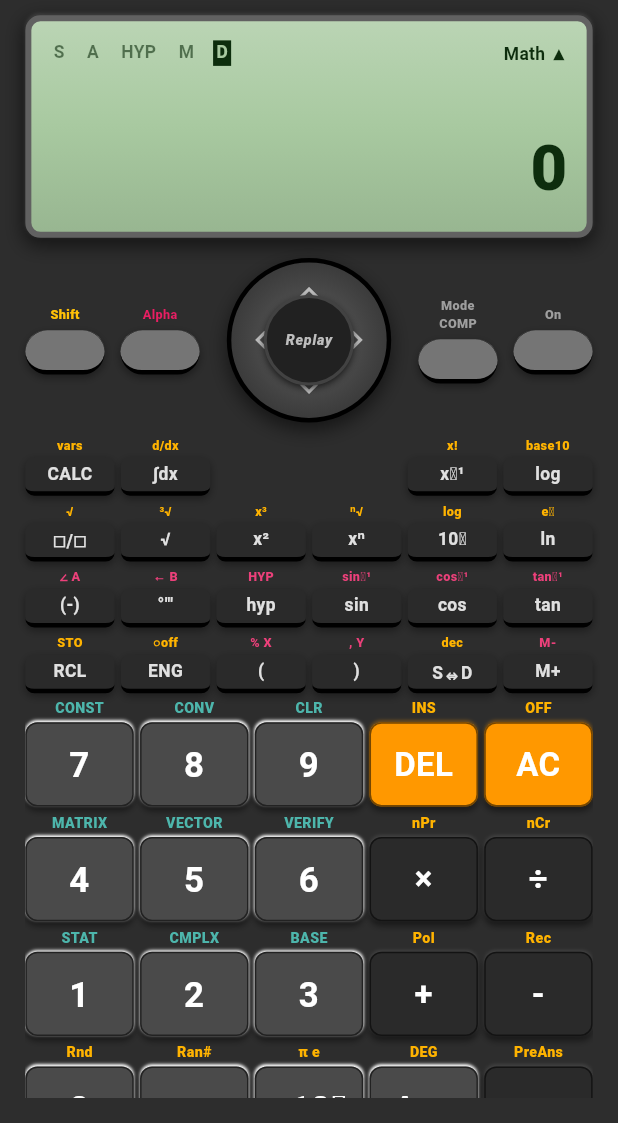
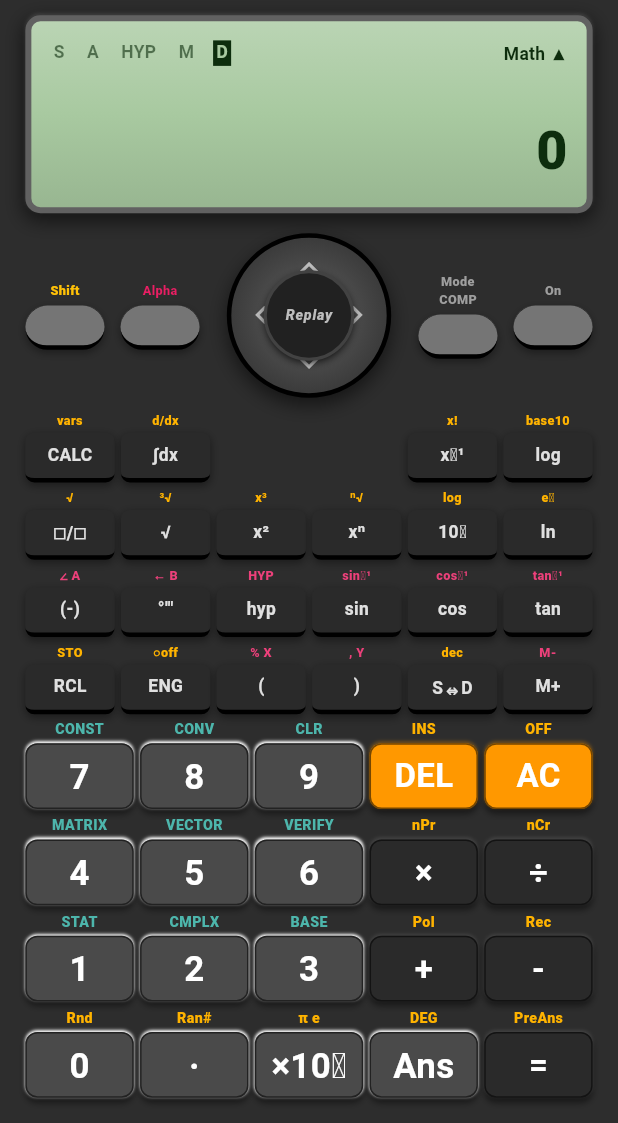
Before and after one commit to nischalstha-ns/scientific-calculator-for-mobile-with-flutter, a Flutter app: the screen it shows after launch, on a phone screen of 412 x 824 dp, the part 113-1236 px from its top. Run offline on Flutter 3.47's test engine with Material 3 defaults, Android fonts, the phone set to English and light mode, and no system bars; our stand-ins replace audioplayers, math_expressions, shared_preferences.

Commit message:
v1.4.0: fully responsive UI — constraint-fitted grids, no button clipping on any screen

```diff
--- a/lib/calculator_screen.dart
+++ b/lib/calculator_screen.dart
@@ -325,7 +325,7 @@ class _CalculatorScreenState extends State<CalculatorScreen>
             final vScale = (h / 780).clamp(0.80, 1.30);
 
             // Proportional heights replace hardcoded values
-            final displayH = (h * 0.18).clamp(120.0, 220.0);
+            final displayH = (h * 0.16).clamp(100.0, 200.0);
             final controlH = (h * 0.14).clamp(96.0, 150.0);
             final dPadSize = (controlH * 0.95).clamp(80.0, 130.0);
             final outerPad = (16 * scale).clamp(10.0, 22.0);
@@ -343,10 +343,32 @@ class _CalculatorScreenState extends State<CalculatorScreen>
                   SizedBox(height: gapL),
                   _buildControlSection(controlH, dPadSize, scale),
                   SizedBox(height: gapM),
-                  _buildFunctionGrid(btnDark, scale, vScale),
+                  // Scientific function grid: flex-sized with cells
+                  // computed from the real constraints — always fully
+                  // visible, never clipped, on any screen size.
+                  Expanded(
+                    flex: 4,
+                    child: _fitGrid(
+                      cols: 6,
+                      rows: 4,
+                      scale: scale,
+                      vScale: vScale,
+                      children: _functionButtons(btnDark, scale),
+                    ),
+                  ),
                   SizedBox(height: gapS),
+                  // Numeric keypad: same treatment — the bottom row and
+                  // the equals key always fit on screen.
                   Expanded(
-                       child: _buildKeypad(btnNum, btnDark, scale, vScale)),
+                    flex: 5,
+                    child: _fitGrid(
+                      cols: 5,
+                      rows: 4,
+                      scale: scale,
+                      vScale: vScale,
+                      children: _keypadButtons(btnNum, btnDark, scale),
+                    ),
+                  ),
                 ],
               ),
             );
@@ -565,9 +587,12 @@ class _CalculatorScreenState extends State<CalculatorScreen>
                       fontWeight: FontWeight.bold)),
             ],
           ),
-          const Spacer(),
-          // Expression line — auto-shrink with FittedBox
-          SizedBox(
+          // Expression + result share the remaining display height via
+          // Expanded, so their FittedBoxes get bounded constraints and the
+          // text truly scales down instead of overflowing.
+          Expanded(
+            flex: 3,
+            child: SizedBox(
               width: double.infinity,
               child: FittedBox(
                 fit: BoxFit.scaleDown,
@@ -584,9 +609,10 @@ class _CalculatorScreenState extends State<CalculatorScreen>
                 ),
               ),
             ),
-          SizedBox(height: 4 * scale),
-          // Result line — auto-shrink
-          SizedBox(
+          ),
+          Expanded(
+            flex: 5,
+            child: SizedBox(
               width: double.infinity,
               child: FittedBox(
                 fit: BoxFit.scaleDown,
@@ -600,6 +626,7 @@ class _CalculatorScreenState extends State<CalculatorScreen>
                     letterSpacing: 0.5,
                   ),
                   maxLines: 1,
+                ),
               ),
             ),
           ),
@@ -758,15 +785,45 @@ class _CalculatorScreenState extends State<CalculatorScreen>
   }
 
   // ── Function Grid (6 cols × 4 rows) ────────────────────────
-  Widget _buildFunctionGrid(Color btnDark, double scale, double vScale) {
+  /// Responsive grid that always fits its [Expanded] area exactly.
+  ///
+  /// Instead of a fixed childAspectRatio (which clips the bottom row on
+  /// short screens and wastes space on tall ones), the cell aspect ratio
+  /// is computed from the real layout constraints, so every button is
+  /// fully visible on any mobile screen — no clipping, no overflow,
+  /// no scrolling needed.
+  Widget _fitGrid({
+    required int cols,
+    required int rows,
+    required double scale,
+    required double vScale,
+    required List<Widget> children,
+  }) {
+    return LayoutBuilder(
+      builder: (context, constraints) {
+        final spacingH = 4 * scale;
+        final spacingV = 4 * vScale;
+        final cellW =
+            (constraints.maxWidth - spacingH * (cols - 1)) / cols;
+        final cellH =
+            (constraints.maxHeight - spacingV * (rows - 1)) / rows;
+        // Guard against degenerate (zero-size) constraints.
+        final aspect =
+            (cellH <= 0 ? 1.0 : (cellW / cellH)).clamp(0.35, 3.5);
         return GridView.count(
-      crossAxisCount: 6,
-      shrinkWrap: true,
-      mainAxisSpacing: 4 * vScale,
-      crossAxisSpacing: 4 * scale,
-      childAspectRatio: 1.5,
+          crossAxisCount: cols,
+          mainAxisSpacing: spacingV,
+          crossAxisSpacing: spacingH,
+          childAspectRatio: aspect,
           physics: const NeverScrollableScrollPhysics(),
-      children: [
+          children: children,
+        );
+      },
+    );
+  }
+
+  List<Widget> _functionButtons(Color btnDark, double scale) {
+    return [
         _fnBtn('CALC', 'vars', btnDark, scale, () => _handleCalc()),
         _fnBtn('∫dx', 'd/dx', btnDark, scale, () {
           if (isShift) {
@@ -865,24 +922,16 @@ class _CalculatorScreenState extends State<CalculatorScreen>
             isAlpha = false;
           });
         }),
-      ],
-    );
+    ];
   }
 
   // ── Keypad (mode-dependent) ──────────────────────────
-  Widget _buildKeypad(Color btnNum, Color btnDark, double scale, double vScale) {
+  List<Widget> _keypadButtons(Color btnNum, Color btnDark, double scale) {
     if (currentMode == CalculatorMode.stat) {
-      return _buildStatKeypad(btnNum, btnDark, scale, vScale);
+      return _statKeypadButtons(btnNum, btnDark, scale);
     }
     // Default COMP mode
-    return GridView.count(
-      crossAxisCount: 5,
-      shrinkWrap: true,
-      mainAxisSpacing: 4 * vScale,
-      crossAxisSpacing: 4 * scale,
-      childAspectRatio: 1.0,
-      physics: const NeverScrollableScrollPhysics(),
-      children: [
+    return [
         _numBtn('7', 'CONST', btnNum, scale, () => handleInput('7')),
         _numBtn('8', 'CONV', btnNum, scale, () => handleInput('8')),
         _numBtn('9', 'CLR', btnNum, scale, () => handleInput('9')),
@@ -913,19 +962,11 @@ class _CalculatorScreenState extends State<CalculatorScreen>
           }
         }),
         _opBtn('=', 'PreAns', btnDark, scale, calculate),
-      ],
-    );
+    ];
   }
 
-  Widget _buildStatKeypad(Color btnNum, Color btnDark, double scale, double vScale) {
-    return GridView.count(
-      crossAxisCount: 5,
-      shrinkWrap: true,
-      mainAxisSpacing: 4 * vScale,
-      crossAxisSpacing: 4 * scale,
-      childAspectRatio: 1.0,
-      physics: const NeverScrollableScrollPhysics(),
-      children: [
+  List<Widget> _statKeypadButtons(Color btnNum, Color btnDark, double scale) {
+    return [
         _numBtn('7', '', btnNum, scale, () => handleInput('7')),
         _numBtn('8', '', btnNum, scale, () => handleInput('8')),
         _numBtn('9', '', btnNum, scale, () => handleInput('9')),
@@ -946,8 +987,7 @@ class _CalculatorScreenState extends State<CalculatorScreen>
         _statBtn('DT', 'Data', btnDark, scale, () => _addStatData()),
         _statBtn('CD', 'Clear Data', btnDark, scale, () => setState(() => statData.clear())),
         _opBtn('=', '', btnDark, scale, _calculateStat),
-      ],
-    );
+    ];
   }
 
   void _addStatData() {
@@ -1219,6 +1259,8 @@ class _CalculatorScreenState extends State<CalculatorScreen>
                 ],
               ),
               child: Center(
+                child: FittedBox(
+                  fit: BoxFit.scaleDown,
                   child: Text(
                     label,
                   style: TextStyle(
@@ -1227,6 +1269,7 @@ class _CalculatorScreenState extends State<CalculatorScreen>
                     color: const Color(0xFFe0e0e0),
                   ),
                   textAlign: TextAlign.center,
+                ),
                 ),
               ),
             ),
@@ -1278,6 +1321,8 @@ class _CalculatorScreenState extends State<CalculatorScreen>
                 ],
               ),
               child: Center(
+                child: FittedBox(
+                  fit: BoxFit.scaleDown,
                   child: Text(
                     label,
                   style: TextStyle(
@@ -1286,6 +1331,7 @@ class _CalculatorScreenState extends State<CalculatorScreen>
                     color: isDarkMode ? Colors.white : Colors.black87,
                   ),
                   textAlign: TextAlign.center,
+                ),
                 ),
               ),
             ),
@@ -1332,6 +1378,8 @@ class _CalculatorScreenState extends State<CalculatorScreen>
                 ],
               ),
               child: Center(
+                child: FittedBox(
+                  fit: BoxFit.scaleDown,
                   child: Text(
                     label,
                   style: TextStyle(
@@ -1340,6 +1388,7 @@ class _CalculatorScreenState extends State<CalculatorScreen>
                     color: Colors.white,
                   ),
                   textAlign: TextAlign.center,
+                ),
                 ),
               ),
             ),
@@ -1387,6 +1436,8 @@ class _CalculatorScreenState extends State<CalculatorScreen>
                 ],
               ),
               child: Center(
+                child: FittedBox(
+                  fit: BoxFit.scaleDown,
                   child: Text(
                     label,
                   style: const TextStyle(
@@ -1395,6 +1446,7 @@ class _CalculatorScreenState extends State<CalculatorScreen>
                     color: Colors.white,
                   ),
                   textAlign: TextAlign.center,
+                ),
                 ),
               ),
             ),
```
Lines whose indentation alone changed are shown as unchanged.
